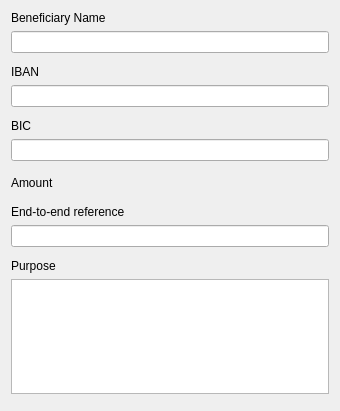
Before: the Qt Designer form kmymoney/plugins/onlinetasks/sepa/ui/sepacredittransferedit.ui in KDE/kmymoney, drawn with Qt 5.
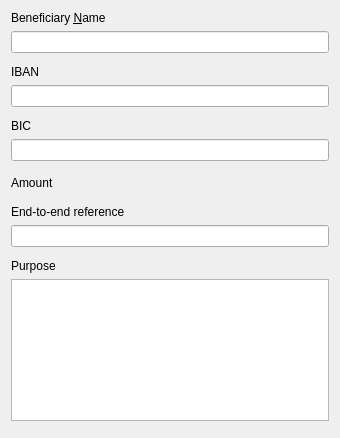
After: the same form once the commit is applied. Custom widgets are drawn as their Qt base class.

Commit message:
Fix tab order in credit transfer dialog
BUGS: 369389

```diff
--- a/kmymoney/plugins/onlinetasks/sepa/ui/sepacredittransferedit.ui
+++ b/kmymoney/plugins/onlinetasks/sepa/ui/sepacredittransferedit.ui
@@ -7,14 +7,14 @@
     <x>0</x>
     <y>0</y>
     <width>340</width>
-    <height>411</height>
+    <height>438</height>
    </rect>
   </property>
   <layout class="QVBoxLayout" name="verticalLayout">
    <item>
     <widget class="QLabel" name="label_2">
      <property name="text">
-      <string>Beneficiary Name</string>
+      <string>Beneficiary &amp;Name</string>
      </property>
      <property name="buddy">
       <cstring>beneficiaryName</cstring>
```
Left out of the diff: 3 changed lines with no effect on the pictures.
